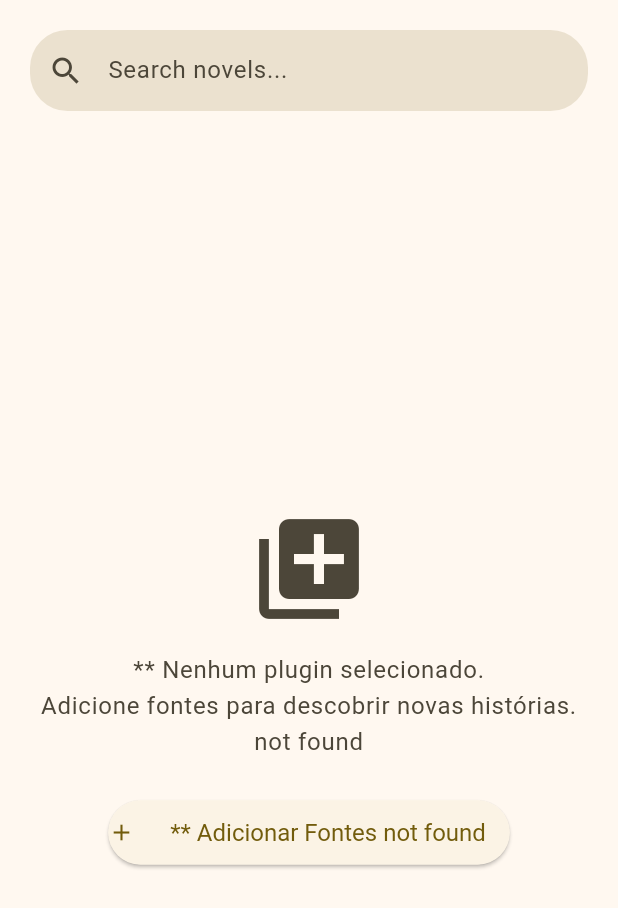
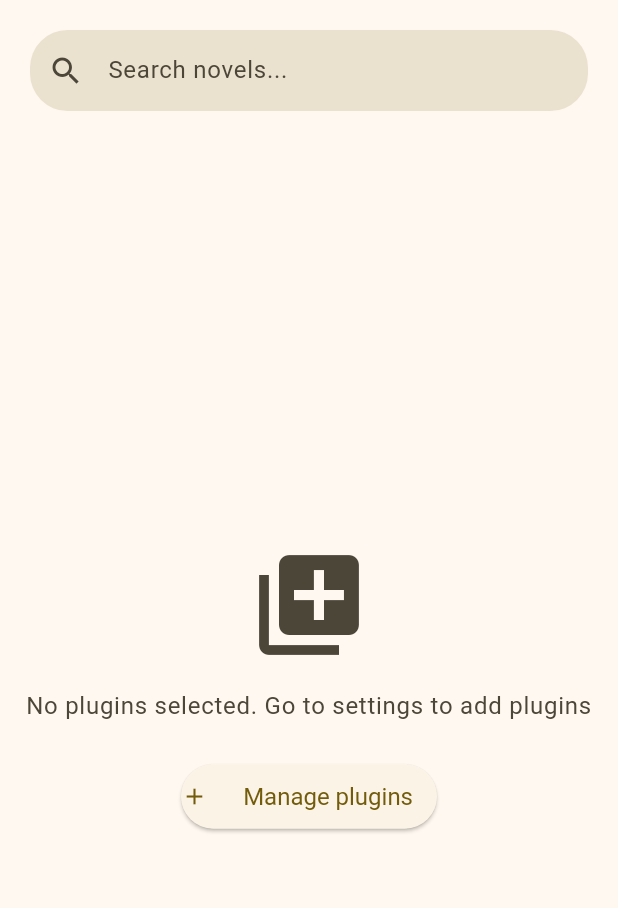
Before and after one commit to Luiz-eduardp/akashic_records, a Flutter app: the LibraryScreen screen opened directly, on a phone screen of 412 x 824 dp. Shown: the top 908 px of the screen. Run offline on Flutter 3.47's test engine with Material 3 defaults, Android fonts, the phone set to English and light mode, and no system bars; our stand-ins replace battery_plus, cached_network_image, file_picker, flutter_advanced_drawer, flutter_html, flutter_markdown and 9 more; missing offline and left inert: epubx, flutter_code_editor, highlight, jsf, traffic_stats; accounts and stored records are empty; network calls fail.

Commit message:
fix(library): update library screen text
- Changed button text to "Gerenciar plugins"
- Updated message when no plugins are selected

```diff
--- a/lib/screens/library/library_screen.dart
+++ b/lib/screens/library/library_screen.dart
@@ -208,7 +208,7 @@ class _LibraryScreenState extends State<LibraryScreen> {
             ),
             const SizedBox(height: 16),
             Text(
-              'Nenhum plugin selecionado.\nAdicione fontes para descobrir novas histórias.'
+              'Nenhum plugin selecionado. Acesse as configurações para adicionar plugins.'
                   .translate,
               textAlign: TextAlign.center,
               style: theme.textTheme.bodyLarge!.copyWith(
@@ -226,7 +226,7 @@ class _LibraryScreenState extends State<LibraryScreen> {
                   horizontal: 16,
                   vertical: 12,
                 ),
-                child: Text('Adicionar Fontes'.translate),
+                child: Text('Gerenciar plugins'.translate),
               ),
               style: ElevatedButton.styleFrom(
                 padding: EdgeInsets.zero,
```
